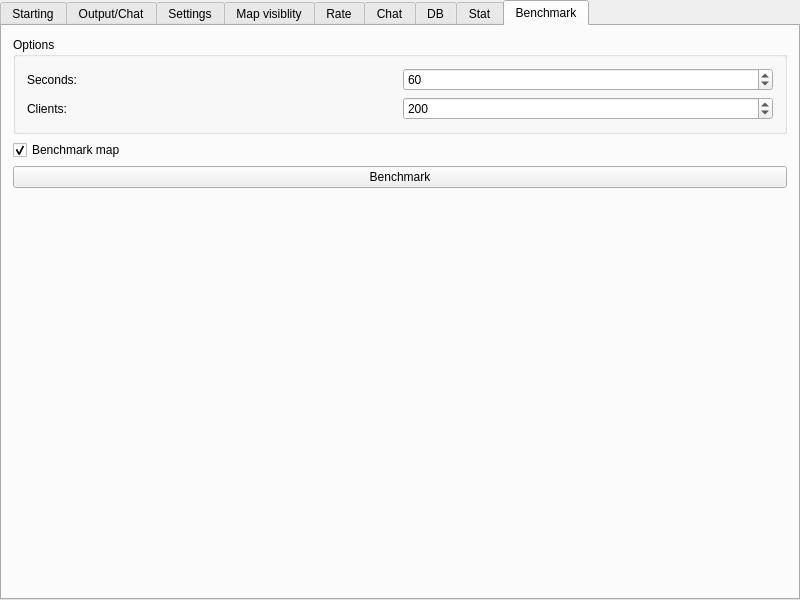
This is server/MainWindow.ui in alphaonex86/CatchChallenger as Qt 5 draws it before an edit. The edited form follows.
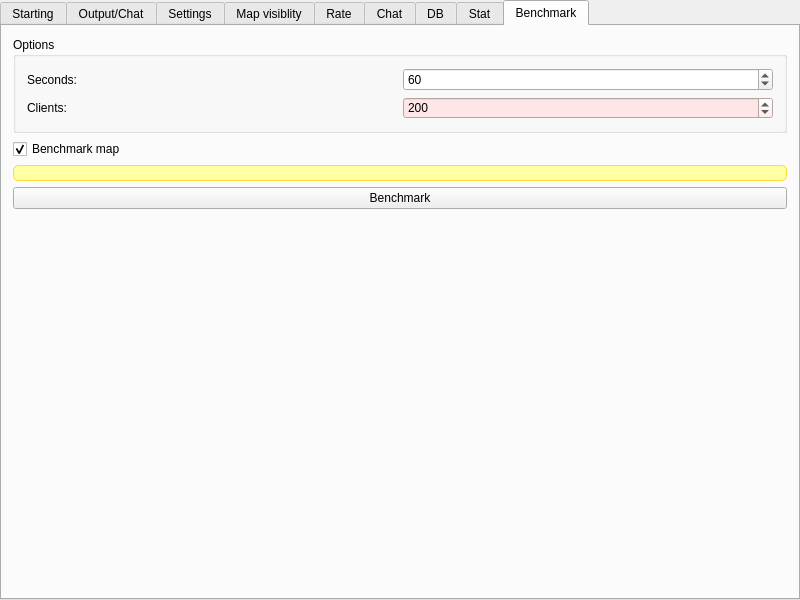
This is the edited form. The open tabs and pages were chosen to show the change. Icons and pictures are not drawn.

What changed in the file:
```diff
--- a/server/MainWindow.ui
+++ b/server/MainWindow.ui
@@ -861,6 +861,9 @@
            </item>
            <item row="1" column="1">
             <widget class="QSpinBox" name="benchmark_clients">
+             <property name="styleSheet">
+              <string notr="true">background-color: rgb(255, 230, 230);</string>
+             </property>
              <property name="minimum">
               <number>1</number>
              </property>
@@ -888,6 +891,18 @@
           </property>
          </widget>
         </item>
+        <item>
+         <widget class="QLabel" name="labelBenchTip">
+          <property name="styleSheet">
+           <string notr="true">background-color: rgb(255, 255, 163);
+border: 1px solid rgb(255, 221, 50);
+border-radius:5px;</string>
+          </property>
+          <property name="wordWrap">
+           <bool>true</bool>
+          </property>
+         </widget>
+        </item>
         <item>
          <widget class="QPushButton" name="pushButton_server_benchmark">
           <property name="text">
```
Left out of the diff: 4 changed lines with no effect on the pictures.
